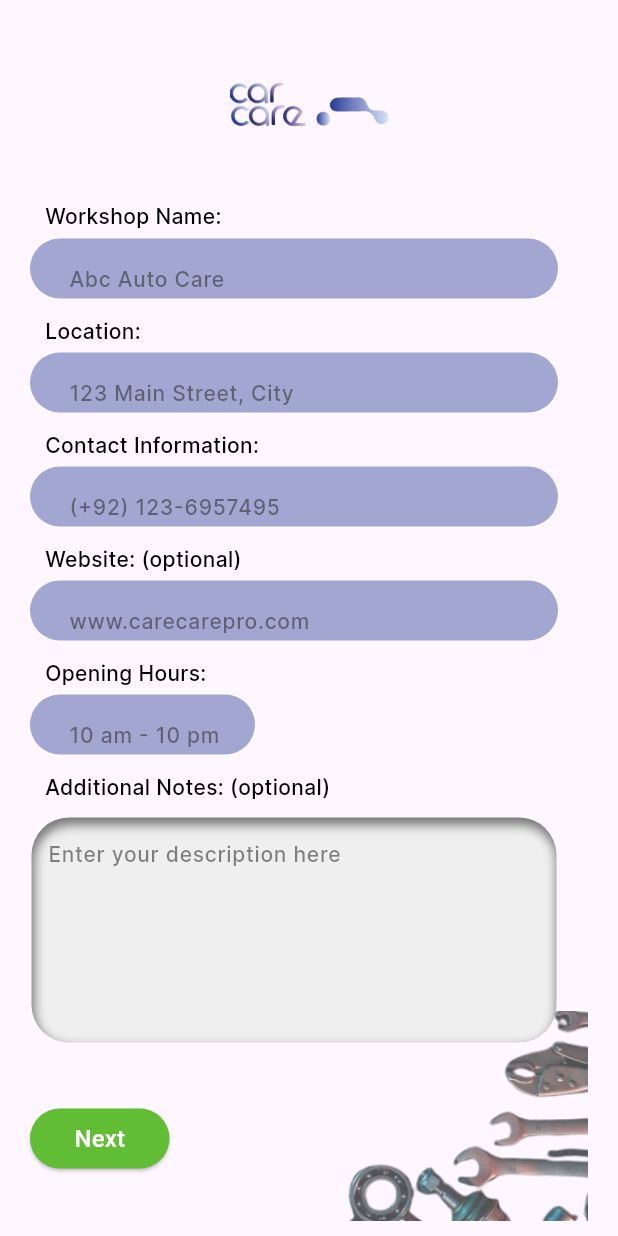
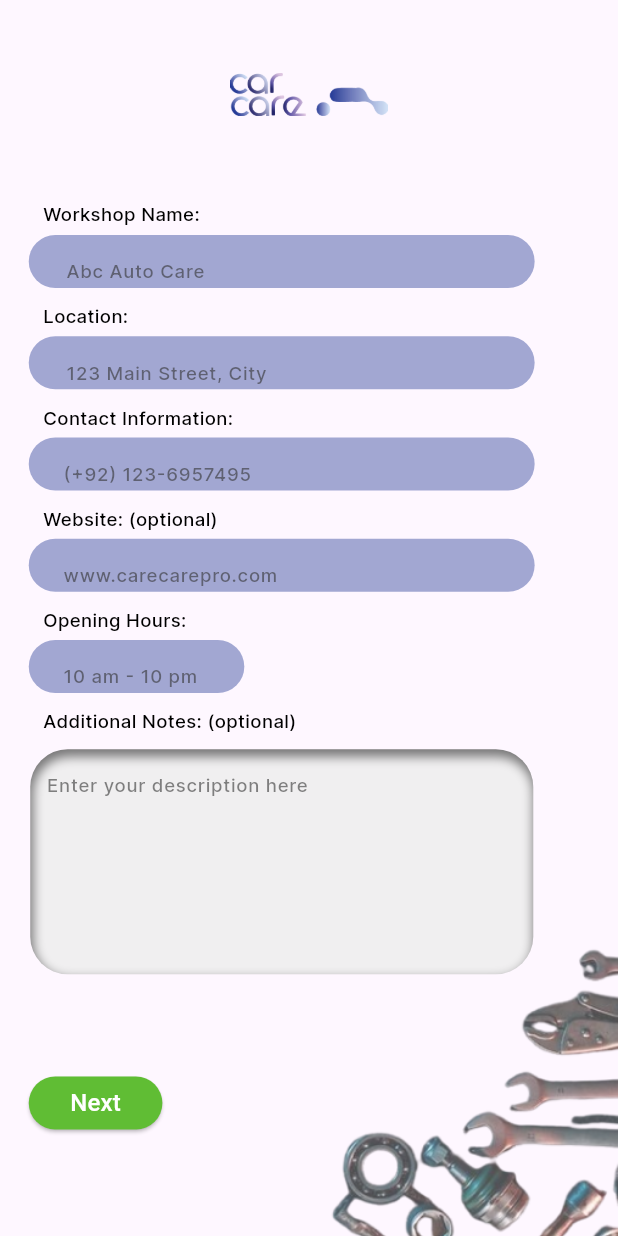
Before and after one commit to romanfarooq/final-year-project, a Flutter app: the screen it shows after launch, on a phone screen of 412 x 824 dp. Run offline on Flutter 3.47's test engine with Material 3 defaults, Android fonts, the phone set to English and light mode, and no system bars; our stand-ins replace flutter_inset_box_shadow, flutter_svg.

Commit message:
workshop_signup

```diff
--- a/lib/functions/figmaSpaceToPercentage.dart
+++ b/lib/functions/figmaSpaceToPercentage.dart
@@ -4,19 +4,29 @@ double figmaSpaceToPercentage(double figmaSpace, BuildContext context) {
   double screenHeight = MediaQuery.of(context).size.height;
 
   // Calculate the percentage of the screen height occupied by the Figma space
-  double spacePercentage = (figmaSpace / screenHeight) * 100;
+  double spacePercentage = (figmaSpace / 932) * screenHeight; // Assuming Figma space is based on a 812px height design (iPhone X)
 
-  // Calculate the equivalent space in Flutter using MediaQuery
-  return (MediaQuery.of(context).size.height * spacePercentage) / 100;
+  // Return the calculated spacePercentage
+  return spacePercentage;
 }
+// double figmaSpaceToPercentageWidth(double figmaSpace, BuildContext context) {
+//   // Measure the width of the device screen
+//   double screenWidth = MediaQuery.of(context).size.width;
+//
+//   // Calculate the percentage of the screen width occupied by the Figma space
+//   double spacePercentageWidth = (figmaSpace / screenWidth) * 100;
+//
+//   // Calculate the equivalent space in Flutter using MediaQuery for width
+//   return (MediaQuery.of(context).size.width * spacePercentageWidth) / 100;
+// }
 
 double figmaSpaceToPercentageWidth(double figmaSpace, BuildContext context) {
   // Measure the width of the device screen
   double screenWidth = MediaQuery.of(context).size.width;
 
   // Calculate the percentage of the screen width occupied by the Figma space
-  double spacePercentageWidth = (figmaSpace / screenWidth) * 100;
+  double spacePercentageWidth = (figmaSpace / 430) * screenWidth; // Assuming Figma space is based on a 375px width design
 
-  // Calculate the equivalent space in Flutter using MediaQuery for width
-  return (MediaQuery.of(context).size.width * spacePercentageWidth) / 100;
+  // Return the calculated spacePercentageWidth
+  return spacePercentageWidth;
 }
--- a/lib/screens/workshop_signup.dart
+++ b/lib/screens/workshop_signup.dart
@@ -46,7 +46,7 @@ class _WorkshopSignupState extends State<WorkshopSignup> {
                     ),
                  ),
                  SizedBox(
-                 height:  figmaSpaceToPercentage(50, context),
+                 height:  figmaSpaceToPercentage(64, context),
                  ),
                  Row(
                      children: [
@@ -149,7 +149,7 @@ class _WorkshopSignupState extends State<WorkshopSignup> {
                        Container(
                          width: figmaSpaceToPercentageWidth(352, context),
                          height: figmaSpaceToPercentage(40, context),
-                         padding: EdgeInsets.only(left:figmaSpaceToPercentage(26, context),top:figmaSpaceToPercentage(10, context)),
+                         padding: EdgeInsets.only(left:figmaSpaceToPercentageWidth(26, context),top:figmaSpaceToPercentage(10, context)),
 
                          decoration: BoxDecoration(
                            color:  Color.fromRGBO(66, 84, 164, 0.49),
@@ -486,7 +486,7 @@ class _WorkshopSignupState extends State<WorkshopSignup> {
                        ],
                      ),
                          SizedBox(
-                   height: figmaSpaceToPercentage(40, context),
+                   height: figmaSpaceToPercentage(70, context),
 
                  ),
 
@@ -530,12 +530,12 @@ class _WorkshopSignupState extends State<WorkshopSignup> {
         ),
       ),
         Positioned(
-          bottom: 10,
-          right: 20,
+          bottom: 0,
+          right: 0,
           child: Image.asset(
             ImageConstant.wrenchtool,
-            height: figmaSpaceToPercentage(140, context),
-            width: figmaSpaceToPercentageWidth(250, context),
+            height: figmaSpaceToPercentage(240, context),
+            width: figmaSpaceToPercentageWidth(300, context),
             fit: BoxFit.cover,
           ),
         ),
```
